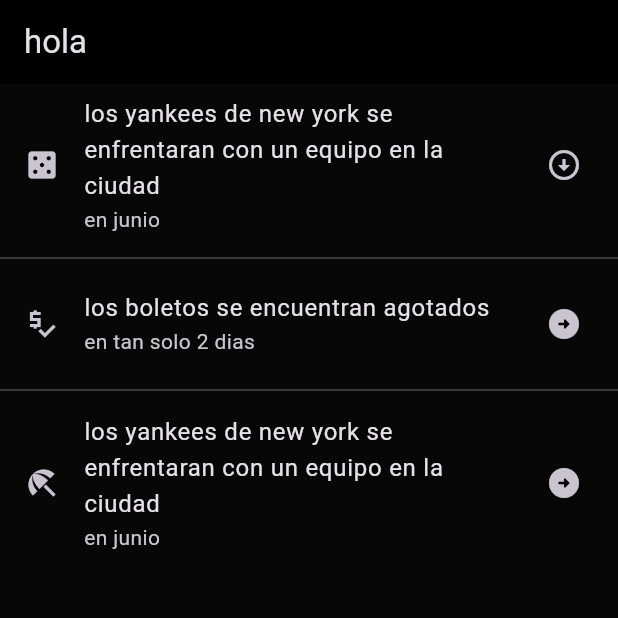
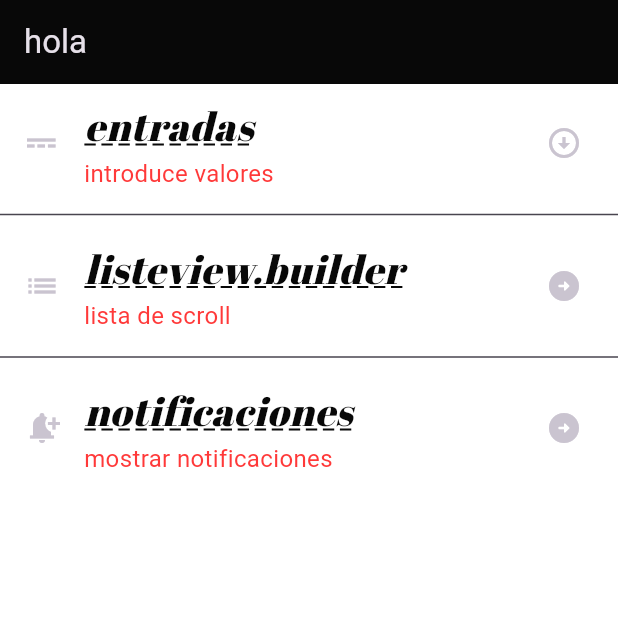
Before and after one commit to adriana-medina-montiel/componentes_flutter, a Flutter app: the screen it shows after launch, on a phone screen of 412 x 824 dp, the top half of it. Run offline on Flutter 3.47's test engine with Material 3 defaults, Android fonts, the phone set to English and light mode, and no system bars; our stand-ins replace google_fonts; Roboto replaces fonts that are missing (Aldrich).

Commit message:
adding Googlefonts and textTheme

```diff
--- a/lib/screens/home_screen.dart
+++ b/lib/screens/home_screen.dart
@@ -1,5 +1,5 @@
 import 'package:flutter/material.dart';
-
+import 'package:practica3/theme/app_theme.dart';
 class HomeScreen extends StatelessWidget {
   const HomeScreen({super.key});
 
@@ -10,26 +10,32 @@ class HomeScreen extends StatelessWidget {
         title: const Text('hola'),
       ),
       body : ListView(
-        children: const <Widget>[
+        children:<Widget>[
           ListTile(
-            title: Text("los yankees de new york se enfrentaran con un equipo en la ciudad"),
-            subtitle: Text('en junio '),
-            leading: Icon(Icons.casino),
-            trailing: Icon(Icons.arrow_circle_down),
+            title: Text(
+              "entradas",
+              style: Apptheme.darkTheme.textTheme.headlineLarge,
+            ),
+            subtitle: Text('introduce valores ', style: Apptheme.darkTheme.textTheme.bodySmall),
+            leading: const Icon(Icons.power_input),
+            trailing: const Icon(Icons.arrow_circle_down),
           ),
           Divider(),
-          ListTile(
-            title: Text("los boletos se encuentran agotados "),
-            subtitle: Text('en tan solo 2 dias'),
-            leading: Icon(Icons.price_check_sharp),
-            trailing: Icon(Icons.arrow_circle_right_rounded),
+           ListTile (
+            title: Text("listeview.builder ",
+            style: Apptheme.darkTheme.textTheme.headlineLarge,
+            ),
+
+            subtitle: Text('lista de scroll', style: Apptheme.darkTheme.textTheme.bodySmall),
+            leading: const Icon(Icons.list),
+            trailing: const Icon(Icons.arrow_circle_right_rounded),
           ),
           Divider(),
            ListTile(
-            title: Text("los yankees de new york se enfrentaran con un equipo en la ciudad"),
-            subtitle: Text('en junio '),
-            leading: Icon(Icons.beach_access),
-            trailing: Icon(Icons.arrow_circle_right_rounded),
+            title: Text("notificaciones", style: Apptheme.darkTheme.textTheme.headlineLarge,),
+            subtitle: Text('mostrar notificaciones', style: Apptheme.darkTheme.textTheme.bodySmall,),
+            leading: const Icon(Icons.notification_add),
+            trailing: const Icon(Icons.arrow_circle_right_rounded),
           )
         ],
       )
--- a/lib/theme/app_theme.dart
+++ b/lib/theme/app_theme.dart
@@ -1,13 +1,34 @@
 //definicion de los temas
 import 'package:flutter/material.dart';
+import 'package:google_fonts/google_fonts.dart';
 
 class Apptheme{
   //constante de color primario
-  static const primaryColor = Color.fromARGB(248, 0, 0, 0);
-  static const backColor = Color.fromARGB(248, 1, 0, 0);
+  static const primaryColor = Color.fromARGB(248, 1, 1, 1);
+  static const secondaryColor = Color.fromARGB(248, 255, 52, 52);
+  static const backColor = Color.fromARGB(248, 255, 255, 255);
  //constante de theme
  static final ThemeData darkTheme = ThemeData.dark().copyWith(
       scaffoldBackgroundColor: backColor,
       appBarTheme: const AppBarTheme(color: primaryColor),
+
+ textTheme: TextTheme(
+  headlineLarge: GoogleFonts.abrilFatface(
+    color: primaryColor,
+    fontSize: 26.5,
+    fontWeight: FontWeight.w500,
+    fontStyle: FontStyle.italic,
+    decoration: TextDecoration.underline,
+    decorationColor: primaryColor,
+    decorationStyle:TextDecorationStyle.dashed,
+    decorationThickness: 1.0
+  ),
+   //estilo para texto muy pequeño
+    bodySmall: GoogleFonts.aldrich(
+      color: secondaryColor,
+      fontSize: 16.0,
+    )
+ ),
+
  );
 }
--- a/pubspec.yaml
+++ b/pubspec.yaml
@@ -9,6 +9,7 @@ environment:
 dependencies:
   flutter:
     sdk: flutter
+  google_fonts: ^6.1.0
 
 dev_dependencies:
   flutter_test:
```
Also changed, not shown: pubspec.lock.
